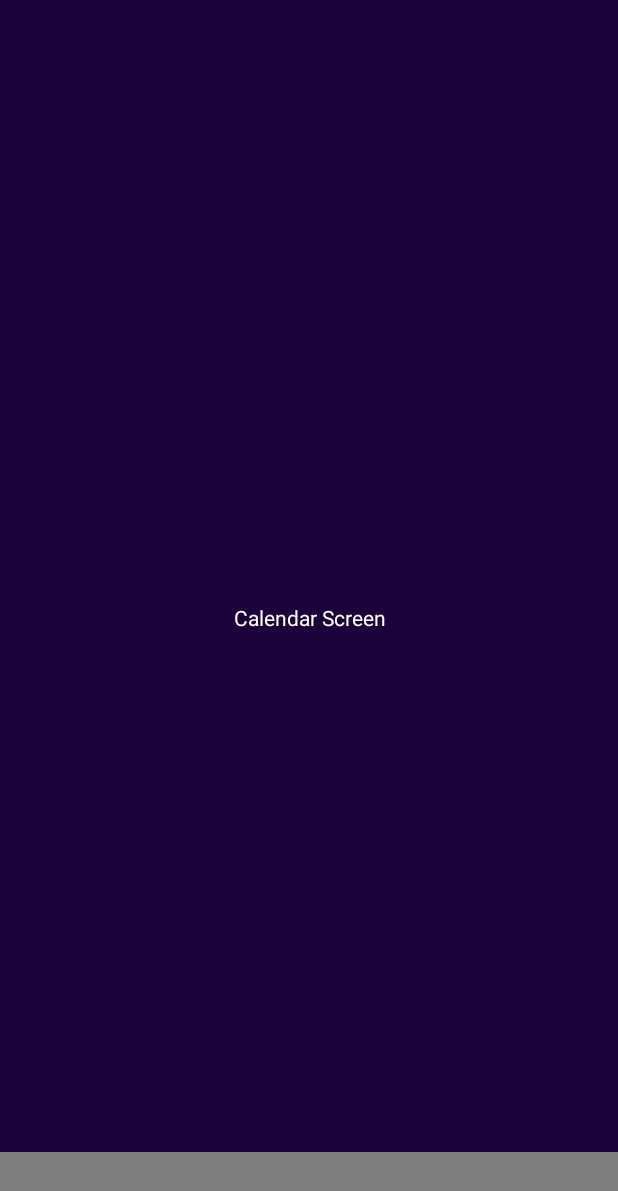
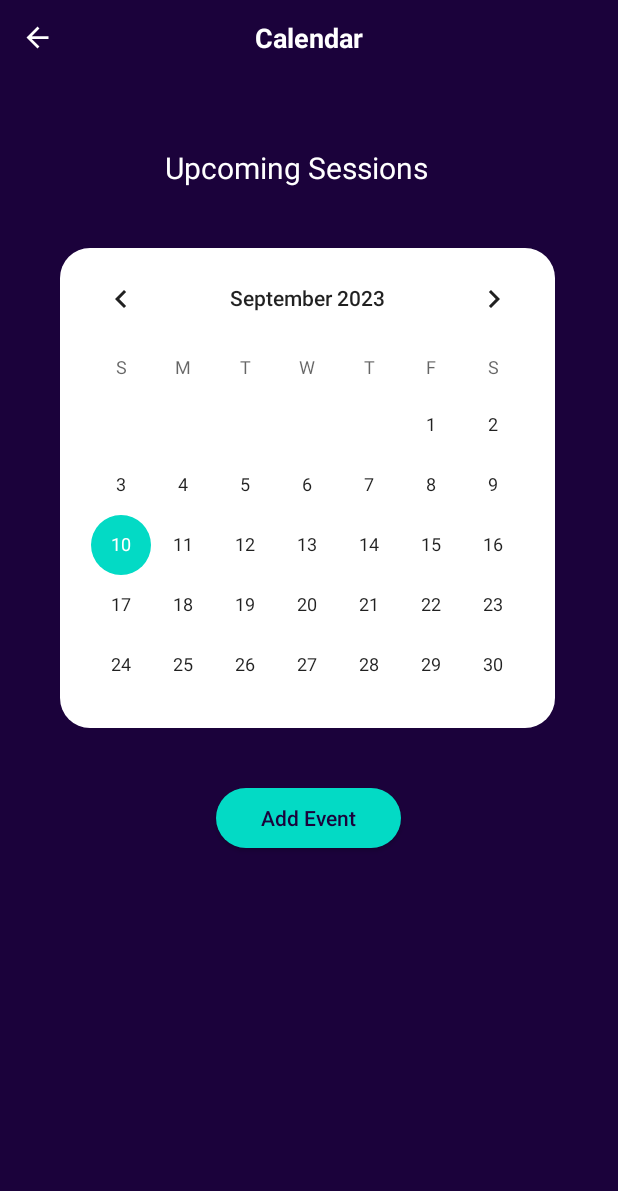
Before and after one commit to MischkaStrydom/2tor4You, an Android app: the ActivityCalendar screen opened directly, with no data from a screen before it, on a phone screen of 412 x 824 dp. Shown: the top 1191 px of the screen. Run offline under Robolectric (Android 15) with nearby library versions, the phone set to English and light mode, and no system bars.

Commit message:
Created Calendar Screen & Added Strings

```diff
--- a/app/src/main/java/com/example/a2tor4you/ActivityCalendar.java
+++ b/app/src/main/java/com/example/a2tor4you/ActivityCalendar.java
@@ -6,19 +6,41 @@ import androidx.appcompat.app.AppCompatActivity;
 import android.content.Intent;
 import android.os.Bundle;
 import android.view.MenuItem;
+import android.widget.CalendarView;
+import android.widget.TextView;
 
 import com.google.android.material.bottomnavigation.BottomNavigationView;
 
+import org.w3c.dom.Text;
+
 public class ActivityCalendar extends AppCompatActivity {
 
-    /*BottomNavigationView bottomNavigationView;*/
+    CalendarView calendarView;
+    TextView txtMySession;
+
+/*BottomNavigationView bottomNavigationView;*/
 
     @Override
     protected void onCreate(Bundle savedInstanceState) {
         super.onCreate(savedInstanceState);
         setContentView(R.layout.activity_calendar);
 
-        /*bottomNavigationView=findViewById(R.id.bottomNavigationView);
+        calendarView = (CalendarView) findViewById(R.id.calendarView);
+        txtMySession = (TextView) findViewById(R.id.txtMySession);
+
+        calendarView.setOnDateChangeListener(new CalendarView.OnDateChangeListener() {
+            @Override
+            public void onSelectedDayChange(@NonNull CalendarView calendarView, int i, int i1, int i2) {
+                String date = (i1 + 1) + "/" + i2 + "/" + i;
+                txtMySession.setText(date);
+            }
+        });
+
+
+
+
+
+/*bottomNavigationView=findViewById(R.id.bottomNavigationView);
         bottomNavigationView.setSelectedItemId(R.id.calendar);
 
         bottomNavigationView.setOnNavigationItemReselectedListener(new BottomNavigationView.OnNavigationItemReselectedListener() {
@@ -46,5 +68,6 @@ public class ActivityCalendar extends AppCompatActivity {
             }
         });*/
 
+
     }
 }
--- /dev/null
+++ b/app/src/main/res/drawable/background_rounded_white.xml
@@ -0,0 +1,8 @@
+<?xml version="1.0" encoding="utf-8"?>
+<shape xmlns:android="http://schemas.android.com/apk/res/android"
+    android:shape="rectangle">
+
+    <solid android:color="#FFFFFF"/>
+    <corners android:radius="20dp"></corners>
+
+</shape>
--- a/app/src/main/res/layout/activity_calendar.xml
+++ b/app/src/main/res/layout/activity_calendar.xml
@@ -1,29 +1,74 @@
 <?xml version="1.0" encoding="utf-8"?>
-<RelativeLayout xmlns:android="http://schemas.android.com/apk/res/android"
+<LinearLayout
+    xmlns:android="http://schemas.android.com/apk/res/android"
     xmlns:app="http://schemas.android.com/apk/res-auto"
     xmlns:tools="http://schemas.android.com/tools"
     android:layout_width="match_parent"
     android:layout_height="match_parent"
     android:background="@color/primary"
+    android:orientation="vertical"
     tools:context=".ActivityCalendar">
 
+    <RelativeLayout
+        android:layout_width="match_parent"
+        android:layout_height="wrap_content">
+
+        <ImageView
+            android:id="@+id/imgBackCalendar"
+            android:layout_width="50dp"
+            android:layout_height="50dp"
+            android:padding="14dp"
+            android:src="@drawable/ic_arrow_back" />
+
+        <TextView
+            android:id="@+id/txtCalendarHeading"
+            android:layout_width="wrap_content"
+            android:layout_height="wrap_content"
+            android:layout_centerInParent="true"
+            android:text="Calendar"
+            android:textColor="#FFFFFF"
+            android:textSize="18sp"
+            android:textStyle="bold" />
+
+    </RelativeLayout>
+
     <TextView
-        android:layout_width="match_parent"
-        android:layout_height="match_parent"
-        android:text="Calendar Screen"
-        android:gravity="center"
-        android:textColor="@color/white"/>
-
-    <com.google.android.material.bottomnavigation.BottomNavigationView
+        android:id="@+id/txtMySession"
         android:layout_width="wrap_content"
         android:layout_height="wrap_content"
-        android:id="@+id/bottomNavigationView"
-        app:itemBackground="@color/grey"
-        app:itemTextColor="@drawable/selector_navigation_bar"
-        app:itemIconTint="@drawable/selector_navigation_bar"
-        app:menu="@menu/bottom_navigation_bar"
-        app:labelVisibilityMode="labeled"
-        android:layout_alignParentBottom="true">
-    </com.google.android.material.bottomnavigation.BottomNavigationView>
+        android:text="Upcoming Sessions"
+        android:textColor="@color/white"
+        android:textAlignment="center"
+        android:textSize="20sp"
+        android:layout_marginLeft="110dp"
+        android:layout_marginTop="48dp"/>
 
-</RelativeLayout>
+    <LinearLayout
+        android:layout_marginTop="40dp"
+        android:background="@drawable/background_rounded_white"
+        android:layout_marginLeft="40dp"
+        android:layout_width="330dp"
+        android:layout_height="wrap_content">
+
+        <CalendarView
+            android:id="@+id/calendarView"
+            android:layout_width="wrap_content"
+            android:layout_height="320dp">
+
+        </CalendarView>
+    </LinearLayout>
+
+    <androidx.appcompat.widget.AppCompatButton
+        android:id="@+id/btnAddEvent"
+        android:layout_width="wrap_content"
+        android:layout_height="40dp"
+        android:layout_gravity="center"
+        android:layout_marginTop="40dp"
+        android:background="@drawable/account_round_back"
+        android:paddingStart="30dp"
+        android:paddingEnd="30dp"
+        android:text="Add Event"
+        android:textAllCaps="false"
+        android:textColor="@color/primary" />
+
+</LinearLayout>
```
Also changed, not shown: app/src/main/AndroidManifest.xml (+6 -10 lines), app/src/main/res/layout/activity_home_student.xml (+34 -23 lines), app/src/main/res/values/strings.xml (+18 -1 lines).
